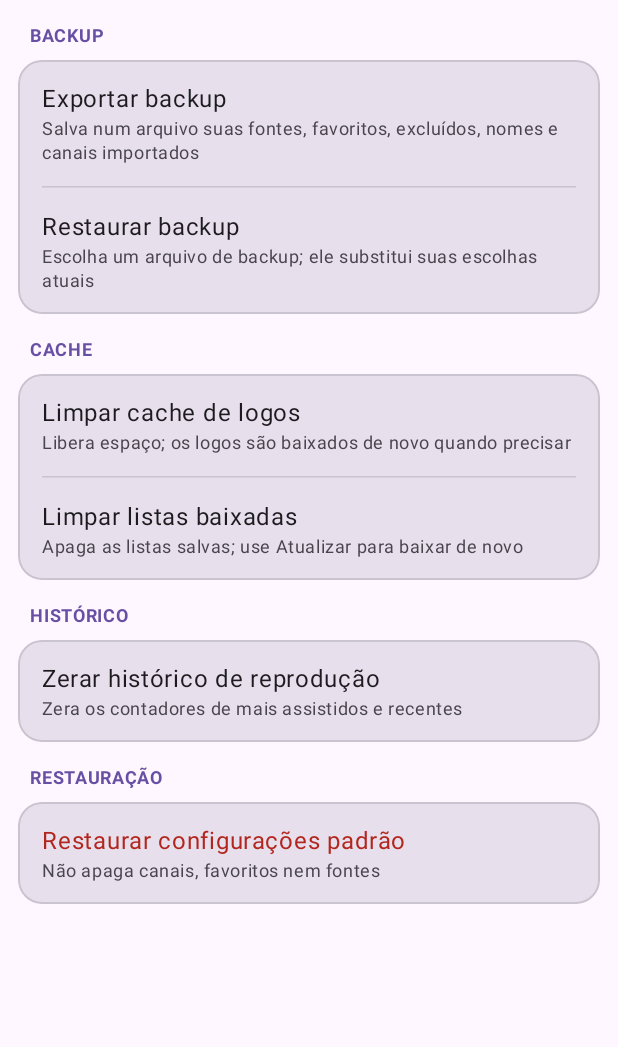
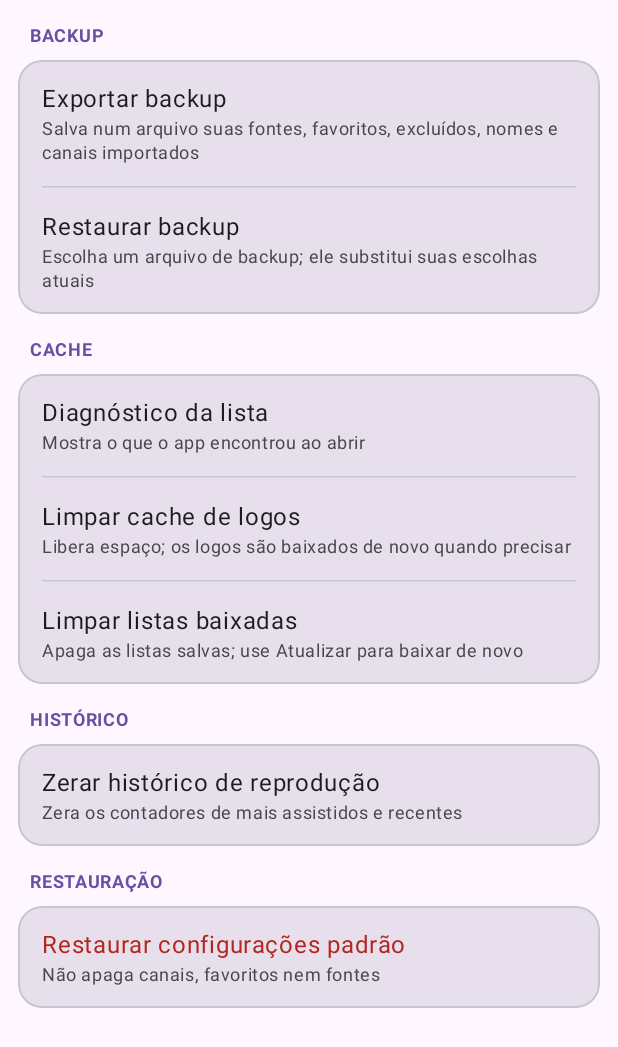
Before and after one commit to willianwrr1-oss/tv_online, an Android app built with Jetpack Compose: the composable DataPage shown on its own in the app's theme, on a phone screen of 412 x 824 dp. Shown: the top 1047 px of the screen. Run offline under Robolectric (Android 15) with nearby library versions, the phone set to English and light mode, and no system bars; pictures from the network do not load.

Commit message:
Add files via upload

```diff
--- a/app/build.gradle.kts
+++ b/app/build.gradle.kts
@@ -20,7 +20,7 @@ android {
         targetSdk = 34
         // Sobe a cada execução do GitHub Actions, para o Android aceitar a atualização por cima.
         versionCode = maxOf(1, runNumber)
-        versionName = "1.12.0"
+        versionName = "1.12.2"
 
         val fmt = SimpleDateFormat("dd/MM/yyyy HH:mm")
         fmt.timeZone = TimeZone.getTimeZone("America/Sao_Paulo")
--- a/app/src/main/java/com/willian/tvaberta/MainViewModel.kt
+++ b/app/src/main/java/com/willian/tvaberta/MainViewModel.kt
@@ -293,8 +293,11 @@ class MainViewModel(app: Application) : AndroidViewModel(app) {
             val stale = s.autoRefreshHours > 0 && System.currentTimeMillis() - s.lastRefresh > limit
             val missing = Repo.sources.value.any { it.enabled && !Repo.hasCache(it.id) }
             val empty = withContext(Dispatchers.IO) { Repo.db.count() == 0 }
+            Repo.note("Ao abrir: vazio=" + empty + ", lista velha=" + stale + ", sem cópia=" + missing)
             if (empty || stale || missing) {
+                Repo.note("Atualização automática iniciada")
                 doRefresh(false)
+                Repo.note("Atualização automática terminou: " + withContext(Dispatchers.IO) { Repo.db.count() } + " canais no banco")
             }
             if (s.reopenLast && s.lastChannelKey.isNotEmpty() && player.current == null) {
                 val c = withContext(Dispatchers.IO) { Repo.byKey(s.lastChannelKey) }
--- a/app/src/main/java/com/willian/tvaberta/data/ChannelDb.kt
+++ b/app/src/main/java/com/willian/tvaberta/data/ChannelDb.kt
@@ -472,13 +472,14 @@ class ChannelDb(ctx: Context) : SQLiteOpenHelper(ctx, "channels.db", null, 2) {
 
     fun favCount(f: Flt): Int {
         val a = ArrayList<String>()
-        val w = where(f, a)
+        val w = where(Flt(false, false, f.src, f.q, f.kind), a)
         return scalar("SELECT COUNT(*) $fromS WHERE $w AND s.f=1", a)
     }
 
     fun favorites(f: Flt, sortMode: Int, limit: Int): List<Channel> {
         val a = ArrayList<String>()
-        val w = where(f, a)
+        // Favorito é escolha do usuário: não some por causa dos filtros "ocultar bloqueados por região / fora do ar 24h".
+        val w = where(Flt(false, false, f.src, f.q, f.kind), a)
         return list("SELECT $cols $fromS WHERE $w AND s.f=1 ORDER BY ${order(sortMode)} LIMIT $limit", a)
     }
 
--- a/app/src/main/java/com/willian/tvaberta/ui/SettingsScreen.kt
+++ b/app/src/main/java/com/willian/tvaberta/ui/SettingsScreen.kt
@@ -483,6 +483,16 @@ private fun DataPage(vm: MainViewModel) {
     val importLauncher = androidx.activity.compose.rememberLauncherForActivityResult(
         androidx.activity.result.contract.ActivityResultContracts.OpenDocument()
     ) { uri -> if (uri != null) vm.restoreFrom { ctx.contentResolver.openInputStream(uri) } }
+    var showDiag by remember { mutableStateOf(false) }
+    val diagText by Repo.diag.collectAsState()
+    if (showDiag) {
+        AlertDialog(
+            onDismissRequest = { showDiag = false },
+            title = { Text("Diagnóstico da lista") },
+            text = { Text(diagText.ifBlank { "Nada registrado ainda." }, style = MaterialTheme.typography.bodySmall) },
+            confirmButton = { TextButton(onClick = { showDiag = false }) { Text("Fechar") } }
+        )
+    }
     SimpleScroll {
         SettingsSection("Backup") {
             ActionRow("Exportar backup", "Salva num arquivo suas fontes, favoritos, excluídos, nomes e canais importados") {
@@ -494,6 +504,8 @@ private fun DataPage(vm: MainViewModel) {
             }
         }
         SettingsSection("Cache") {
+            ActionRow("Diagnóstico da lista", "Mostra o que o app encontrou ao abrir") { showDiag = true }
+            RowDivider()
             ActionRow("Limpar cache de logos", "Libera espaço; os logos são baixados de novo quando precisar") {
                 ctx.imageLoader.memoryCache?.clear()
                 ctx.imageLoader.diskCache?.clear()
```
Also changed, not shown: app/src/main/java/com/willian/tvaberta/data/Repo.kt (+15 -0 lines).
